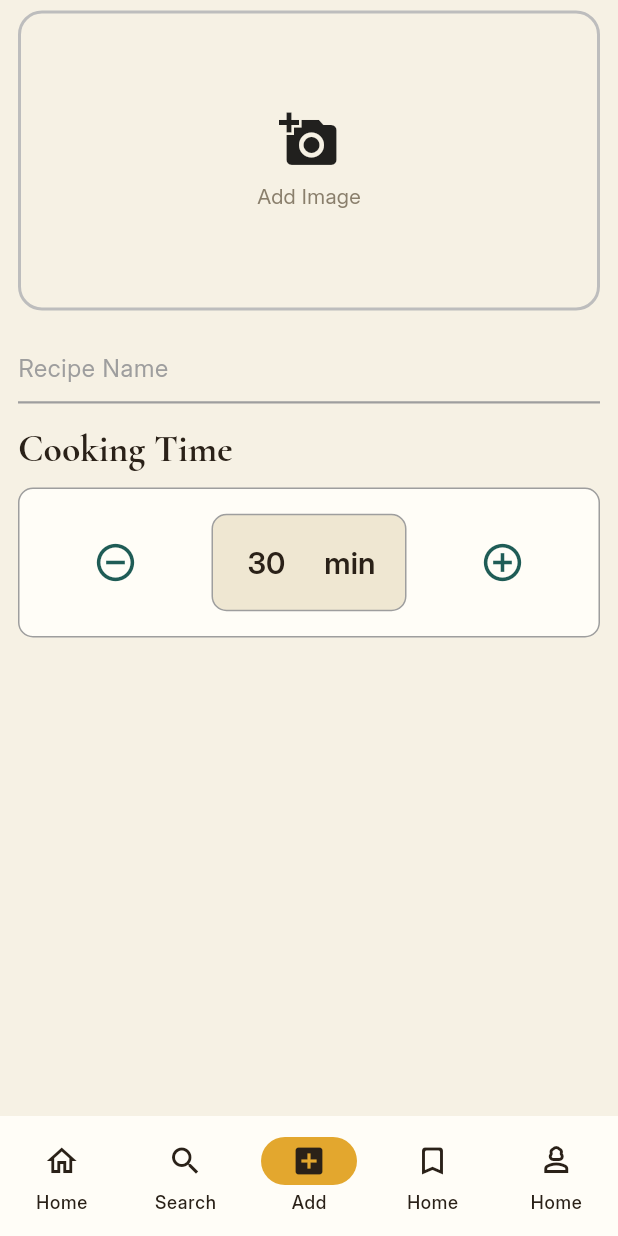
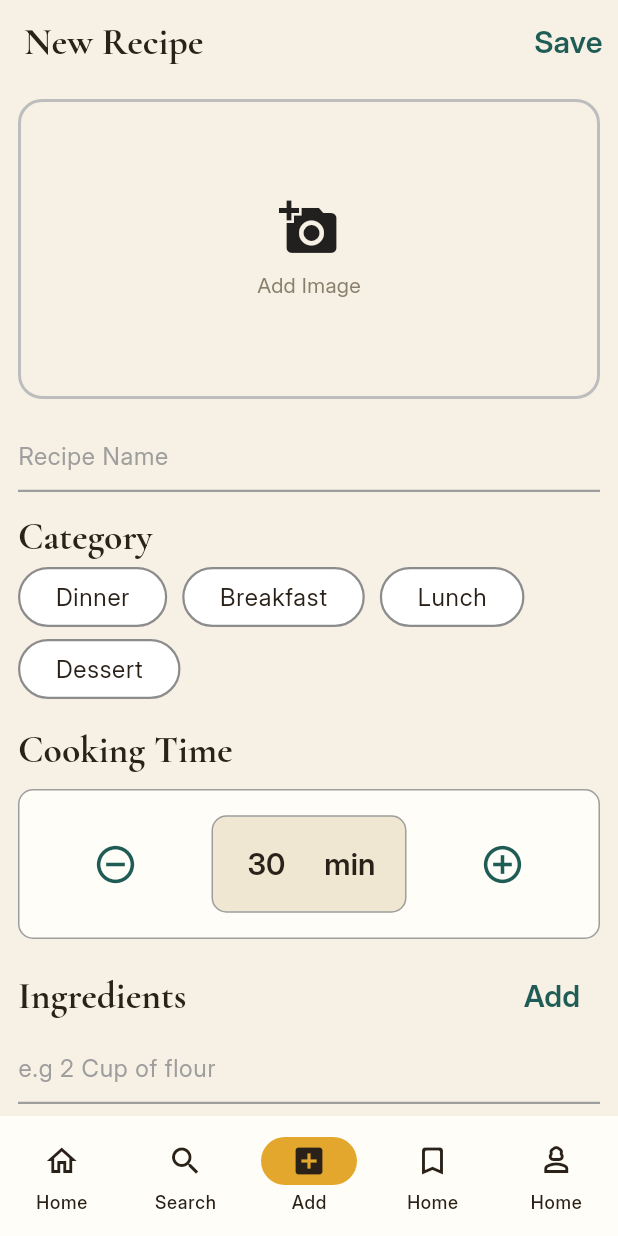
Before and after one commit to muneer-ahmad09/recipe_box_app, a Flutter app: the screen it shows after launch, item 3 of the bottom bar chosen, on a phone screen of 412 x 824 dp. Run offline on Flutter 3.47's test engine with Material 3 defaults, Android fonts, the phone set to English and light mode, and no system bars; our stand-ins replace image_picker.

Commit message:
added category, ingredient, and step widgets to add item screen and created saved recipe list UI

```diff
--- a/lib/core/theme/app_theme.dart
+++ b/lib/core/theme/app_theme.dart
@@ -1,4 +1,5 @@
 import 'package:flutter/material.dart';
+
 import 'app_colors.dart';
 
 class AppTheme {
@@ -8,7 +9,6 @@ class AppTheme {
     // ─────────────────────────────────────────────
     // COLOR SYSTEM
     // ─────────────────────────────────────────────
-
     colorScheme: const ColorScheme(
       brightness: Brightness.light,
 
@@ -33,9 +33,7 @@ class AppTheme {
     // ─────────────────────────────────────────────
     // TYPOGRAPHY
     // ─────────────────────────────────────────────
-
     textTheme: const TextTheme(
-
       // SERIF
       // Used for large/editorial text
 
@@ -83,7 +81,6 @@ class AppTheme {
 
       // SANS-SERIF
       // Used for UI and normal text
-
       titleLarge: TextStyle(
         fontFamily: 'Inter',
         fontSize: 18,
@@ -147,5 +144,12 @@ class AppTheme {
         color: AppColors.inkFaint,
       ),
     ),
+
+    appBarTheme: const AppBarTheme(
+      backgroundColor: AppColors.paper,
+      elevation: 0,
+      surfaceTintColor: Colors.transparent,//App bar color is transparent when page is scrolled
+      // centerTitle: true,
+    ),
   );
 }
--- a/lib/navigation/main_navigation.dart
+++ b/lib/navigation/main_navigation.dart
@@ -33,7 +33,7 @@ class _MainNavigationState extends State<MainNavigation> {
   @override
   Widget build(BuildContext context) {
     return Scaffold(
-      // appBar: _getAppBar(),
+      appBar: _getAppBar(),
       body: SafeArea(child: _screens[_selectedIndex]),
       bottomNavigationBar: NavigationBar(
         selectedIndex: _selectedIndex,
@@ -69,36 +69,59 @@ class _MainNavigationState extends State<MainNavigation> {
     );
   }
 
-  // PreferredSizeWidget _getAppBar(){
-  //   switch(_selectedIndex){
-  //     case 0 :
-  //       return AppBar(
-  //         title: Text("Home"),
-  //       );
-  //     case 1:
-  //       return AppBar(
-  //         title: Text("Search"),
-  //       );
-  //
-  //     case 2:
-  //       return AppBar(
-  //         title: Text("Add"),
-  //       );
-  //
-  //     case 3:
-  //       return AppBar(
-  //         title: Text("Bookmark"),
-  //       );
-  //
-  //     case 4:
-  //       return AppBar(
-  //         title: Text("Profile"),
-  //       );
-  //
-  //     default:
-  //       return AppBar();
-  //
-  //   }
-  //
-  // }
+  PreferredSizeWidget _getAppBar(){
+    switch(_selectedIndex){
+      case 0 :
+        return AppBar(
+          title: Text("Recipe Box",style: Theme.of(context).textTheme.headlineMedium?.copyWith(
+            fontSize: 25,
+            fontWeight: FontWeight.bold,
+          ),),
+        );
+      case 1:
+        return AppBar(
+          title: Text("Search",style: Theme.of(context).textTheme.headlineMedium?.copyWith(
+            fontSize: 25,
+            fontWeight: FontWeight.bold,
+          ),),
+        );
+
+      case 2:
+        return AppBar(
+          title: Text("New Recipe",
+            style: Theme.of(context).textTheme.headlineMedium?.copyWith(
+            fontSize: 25,
+            fontWeight: FontWeight.bold,
+          ),
+          ),
+          actions: [
+            TextButton(onPressed: () {  }, child: Text("Save"),)
+          ],
+        );
+
+      case 3:
+        return AppBar(
+          title: Text("Saved",style: Theme.of(context).textTheme.headlineMedium?.copyWith(
+            fontSize: 25,
+            fontWeight: FontWeight.bold,
+          ),),
+        );
+
+      case 4:
+        return AppBar(
+          title: Text("Profile",style: Theme.of(context).textTheme.headlineMedium?.copyWith(
+            fontSize: 25,
+            fontWeight: FontWeight.bold,
+          ),),
+          actions: [
+            IconButton(onPressed: () {  }, icon: Icon(Icons.settings))
+          ],
+        );
+
+      default:
+        return AppBar();
+
+    }
+
+  }
 }
--- a/lib/screens/add_item/add_item.dart
+++ b/lib/screens/add_item/add_item.dart
@@ -1,6 +1,9 @@
 import 'package:flutter/material.dart';
 import 'package:recipe_box_app/screens/add_item/widgets/add_image.dart';
+import 'package:recipe_box_app/screens/add_item/widgets/category.dart';
 import 'package:recipe_box_app/screens/add_item/widgets/cooking_time.dart';
+import 'package:recipe_box_app/screens/add_item/widgets/ingredient.dart';
+import 'package:recipe_box_app/screens/add_item/widgets/steps.dart';
 
 class AddItem extends StatefulWidget {
   const AddItem({super.key});
@@ -11,8 +14,10 @@ class AddItem extends StatefulWidget {
 
 class _AddItemState extends State<AddItem> {
   int cookingTime = 30;
-  final TextEditingController recipeTextController =
-  TextEditingController();
+  List<String> ingredients = [];
+  List<String> steps = [];
+  late String category;
+  final TextEditingController recipeTextController = TextEditingController();
 
   @override
   void dispose() {
@@ -22,12 +27,8 @@ class _AddItemState extends State<AddItem> {
 
   @override
   Widget build(BuildContext context) {
-    return Container(
-      padding: const EdgeInsets.only(
-        left: 12.0,
-        right: 12.0,
-        top: 7.0,
-      ),
+    return SingleChildScrollView(
+      padding: const EdgeInsets.only(left: 12, right: 12,top: 10,bottom: 70),
       child: Column(
         spacing: 14,
         children: [
@@ -37,29 +38,34 @@ class _AddItemState extends State<AddItem> {
             controller: recipeTextController,
             decoration: const InputDecoration(
               hintText: 'Recipe Name',
-              hintStyle: TextStyle(
-                color: Colors.grey,
-              ),
+              hintStyle: TextStyle(color: Colors.grey),
               enabledBorder: UnderlineInputBorder(
-                borderSide: BorderSide(
-                  color: Colors.grey,
-                  width: 1.5,
-                ),
+                borderSide: BorderSide(color: Colors.grey, width: 1.5),
               ),
               focusedBorder: UnderlineInputBorder(
-                borderSide: BorderSide(
-                  color: Colors.black,
-                  width: 2,
-                ),
+                borderSide: BorderSide(color: Colors.black, width: 2),
               ),
             ),
+          ),
+          Category(
+            onCategoryChanged: (value) {
+                category=value;
+            },
           ),
           CookingTime(
             value: cookingTime,
             onChanged: (value) {
-              setState(() {
                 cookingTime = value;
-              });
+            },
+          ),
+          Ingredient(
+            onIngredientsChanged: (newIngredients) {
+              ingredients = newIngredients;
+            },
+          ),
+          Steps(
+            onStepsChanged: (newSteps) {
+              steps = newSteps;
             },
           ),
         ],
--- /dev/null
+++ b/lib/screens/add_item/widgets/category.dart
@@ -0,0 +1,52 @@
+import 'package:flutter/material.dart';
+
+import '../../../widgets/category_button.dart';
+
+class Category extends StatefulWidget {
+
+  final ValueChanged<String> onCategoryChanged;
+
+  const Category({super.key, required this.onCategoryChanged});
+
+  @override
+  State<Category> createState() => _CategoryState();
+}
+
+class _CategoryState extends State<Category> {
+  final List<String> categories = ["Dinner", "Breakfast", "Lunch", "Dessert"];
+
+  String? selectedCategory;
+
+  @override
+  Widget build(BuildContext context) {
+    return SizedBox(
+      width: double.infinity,
+      child: Column(
+        crossAxisAlignment: CrossAxisAlignment.start,
+        children: [
+          Text(
+            "Category",
+            style: Theme.of(context).textTheme.headlineMedium
+                ?.copyWith(fontWeight: FontWeight.bold),
+          ),
+          Wrap(
+            alignment: WrapAlignment.start,
+            spacing: 10,
+            children: categories.map((category) {
+              return CategoryButton(
+                buttonName: category,
+                callback: () {
+                  setState(() {
+                    selectedCategory = category;
+                  });
+                  widget.onCategoryChanged(category);
+                },
+                isActive: selectedCategory == category,
+              );
+            }).toList(),
+          ),
+        ],
+      ),
+    );
+  }
+}
--- /dev/null
+++ b/lib/screens/add_item/widgets/ingredient.dart
@@ -0,0 +1,112 @@
+import 'package:flutter/material.dart';
+
+class Ingredient extends StatefulWidget {
+  final ValueChanged<List<String>> onIngredientsChanged;
+
+  const Ingredient({super.key, required this.onIngredientsChanged});
+
+  @override
+  State<Ingredient> createState() => _IngredientState();
+}
+
+class _IngredientState extends State<Ingredient> {
+  final List<TextEditingController> _ingredientControllers = [
+    TextEditingController(),
+  ];
+
+  @override
+  void dispose() {
+    for (final controller in _ingredientControllers) {
+      controller.dispose();
+    }
+    super.dispose();
+  }
+
+  void _notifyIngredients() {
+    final ingredients = _ingredientControllers
+        .map((controller) => controller.text)
+        .toList();
+    widget.onIngredientsChanged(ingredients);
+  }
+
+  void _addIngredient() {
+    setState(() {
+      _ingredientControllers.add(TextEditingController());
+    });
+    _notifyIngredients();
+  }
+
+  void _removeIngredient(int index) {
+    setState(() {
+      if (_ingredientControllers.length > 1) {
+        final controller = _ingredientControllers.removeAt(index);
+        controller.dispose();
+      }
+    });
+    _notifyIngredients();
+  }
+
+  @override
+  Widget build(BuildContext context) {
+    return Column(
+      children: [
+        Row(
+          mainAxisAlignment: MainAxisAlignment.spaceBetween,
+          children: [
+            Text(
+              "Ingredients",
+              style: Theme.of(context).textTheme.headlineMedium
+                  ?.copyWith(fontWeight: FontWeight.bold),
+            ),
+            TextButton(
+              onPressed: () {
+                _addIngredient();
+              },
+              child: Text("Add"),
+            ),
+          ],
+        ),
+        Column(
+          children: [
+            for (int i = 0; i < _ingredientControllers.length; i++)
+              Row(
+                children: [
+                  Expanded(
+                    child: TextField(
+                      controller: _ingredientControllers[i],
+                      onChanged: (_) {
+                        _notifyIngredients();
+                      },
+                      decoration: InputDecoration(
+                        hintText: "e.g 2 Cup of flour",
+                        hintStyle: TextStyle(color: Colors.grey),
+                        border: UnderlineInputBorder(
+                          borderSide: BorderSide(color: Colors.grey),
+                        ),
+                        focusedBorder: UnderlineInputBorder(
+                          borderSide: BorderSide(color: Colors.black, width: 2),
+                        ),
+                        enabledBorder: UnderlineInputBorder(
+                          borderSide: BorderSide(
+                            color: Colors.grey,
+                            width: 1.5,
+                          ),
+                        ),
+                      ),
+                    ),
+                  ),
+                  if (_ingredientControllers.length > 1)
+                    IconButton(
+                      onPressed: () {
+                        _removeIngredient(i);
+                      },
+                      icon: Icon(Icons.delete, color: Colors.red),
+                    ),
+                ],
+              ),
+          ],
+        ),
+      ],
+    );
+  }
+}
```
Also changed, not shown: lib/screens/add_item/widgets/steps.dart (added, +111 -0 lines), lib/screens/bookmark/bookmark.dart (+151 -14 lines), lib/screens/bookmark/widgets/saved_recipe_card.dart (added, +55 -0 lines), lib/widgets/dotter_container.dart (deleted).
